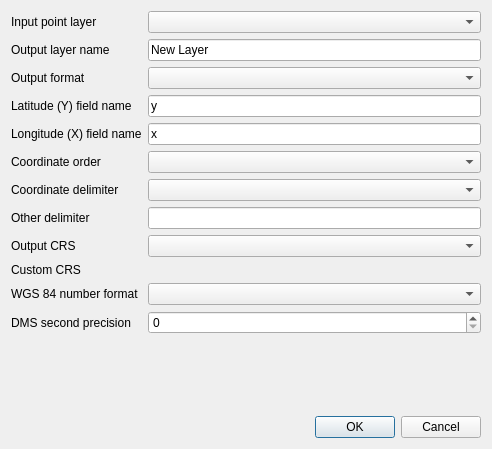
NationalSecurityAgency/qgis-latlontools-plugin, file ui/geom2field.ui: the form before one commit.
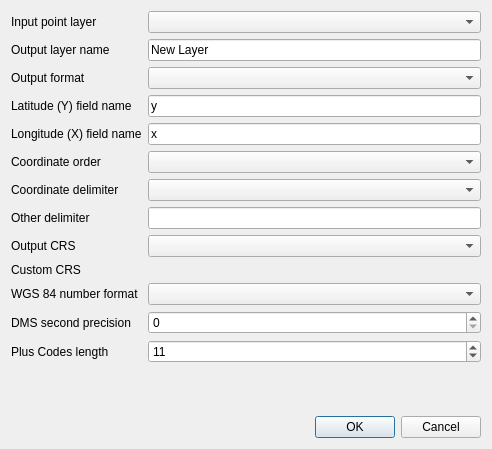
The form after the commit. Custom widgets are drawn as their Qt base class.

Patch:
```diff
--- a/ui/geom2field.ui
+++ b/ui/geom2field.ui
@@ -148,6 +148,26 @@
        </property>
       </widget>
      </item>
+     <item row="12" column="0">
+      <widget class="QLabel" name="label_2">
+       <property name="text">
+        <string>Plus Codes length</string>
+       </property>
+      </widget>
+     </item>
+     <item row="12" column="1">
+      <widget class="QSpinBox" name="plusCodesSpinBox">
+       <property name="minimum">
+        <number>10</number>
+       </property>
+       <property name="maximum">
+        <number>20</number>
+       </property>
+       <property name="value">
+        <number>11</number>
+       </property>
+      </widget>
+     </item>
     </layout>
    </item>
    <item>
```
